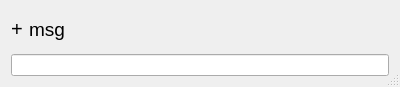
First picture: the form in app/src/popup.ui, repository Hvvang/uText, before the edit.
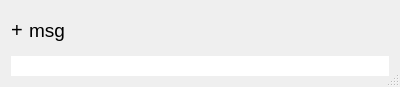
Second picture: the form after the edit.

Patch:
```diff
--- a/app/src/popup.ui
+++ b/app/src/popup.ui
@@ -77,6 +77,15 @@
        <verstretch>0</verstretch>
       </sizepolicy>
      </property>
+     <property name="frame">
+      <bool>false</bool>
+     </property>
+     <property name="cursorPosition">
+      <number>0</number>
+     </property>
+     <property name="clearButtonEnabled">
+      <bool>false</bool>
+     </property>
     </widget>
    </item>
   </layout>
```
